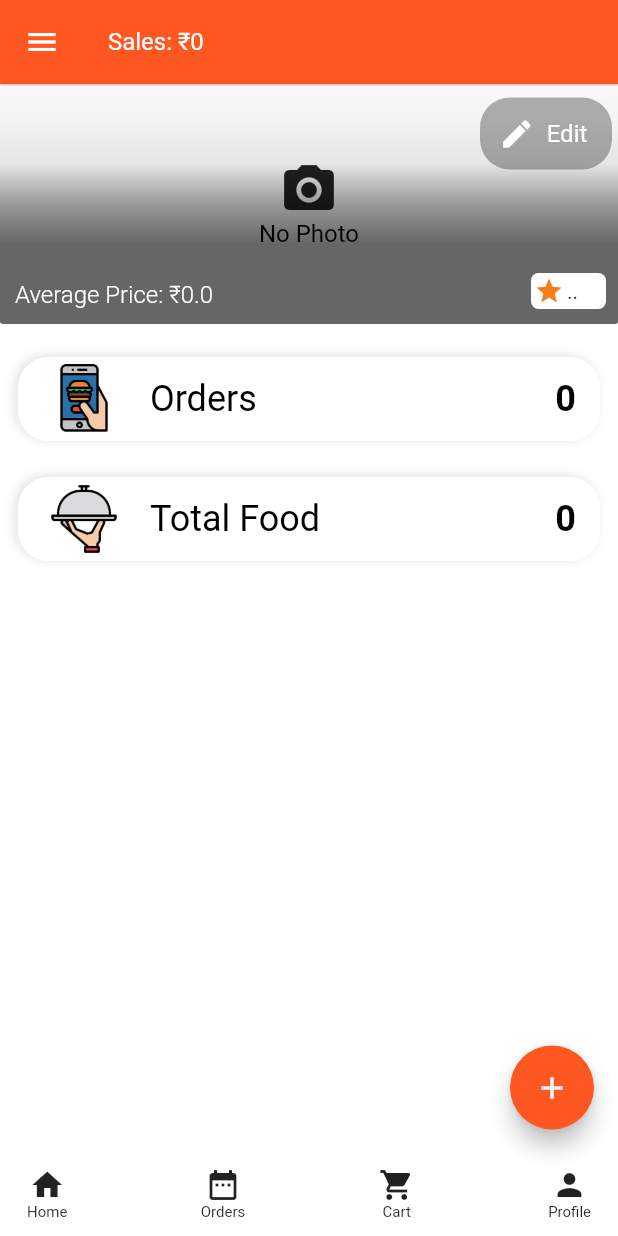
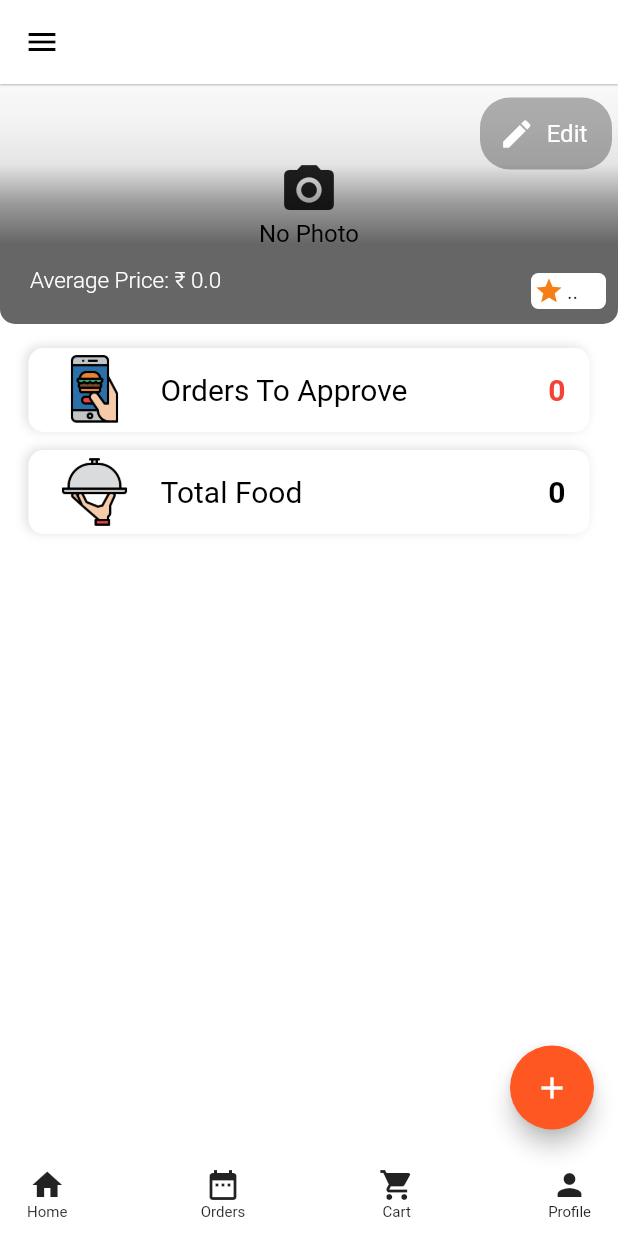
Before and after one commit to rohitmadhus/tacos-restro, a Flutter app: the screen it shows once a user with an empty profile is signed in, on a phone screen of 412 x 824 dp. Run offline on Flutter 3.47's test engine with Material 2 defaults, Android fonts, the phone set to English and light mode, and no system bars; our stand-ins replace cloud_firestore, firebase_auth, firebase_storage, flutter_spinkit, image_picker, transparent_image; accounts and stored records are empty; network calls fail.

Commit message:
new update

```diff
--- a/lib/providers/user.dart
+++ b/lib/providers/user.dart
@@ -188,4 +188,9 @@ class UserProvider with ChangeNotifier {
         await _productServices.getProductsByRestaurant(id: restaurantId);
     notifyListeners();
   }
+
+  Future changeStatus({String orderId, String status}) async {
+    await _orderServices.changeStatus(orderId: orderId, status: status);
+    await getOrders();
+  }
 }
--- a/lib/screens/dashboard.dart
+++ b/lib/screens/dashboard.dart
@@ -2,7 +2,6 @@ import 'package:flutter/material.dart';
 import 'package:provider/provider.dart';
 import 'package:restro/helpers/screen_navigation.dart';
 import 'package:restro/helpers/style.dart';
-import 'package:restro/providers/product.dart';
 import 'package:restro/providers/user.dart';
 import 'package:restro/screens/addProduct.dart';
 import 'package:restro/screens/orders.dart';
@@ -16,15 +15,14 @@ class DashboardScreen extends StatelessWidget {
 
   @override
   Widget build(BuildContext context) {
-    final productProvider = Provider.of<ProductProvider>(context);
     final userProvider = Provider.of<UserProvider>(context);
     bool hasImage = false;
 
     return Scaffold(
       appBar: AppBar(
-        iconTheme: IconThemeData(color: white),
+        iconTheme: IconThemeData(color: black),
         elevation: 0.5,
-        backgroundColor: primary,
+        backgroundColor: white,
         title: CustomText(
           text: "Sales: ₹${userProvider.totalSales}",
           color: white,
@@ -75,8 +73,8 @@ class DashboardScreen extends StatelessWidget {
               // restaurant image
               ClipRRect(
                   borderRadius: BorderRadius.only(
-                    bottomLeft: Radius.circular(2),
-                    bottomRight: Radius.circular(2),
+                    bottomLeft: Radius.circular(10),
+                    bottomRight: Radius.circular(10),
                   ),
                   child: ImagePlaceHolderWidget(hasImage: hasImage)),
 
@@ -85,8 +83,8 @@ class DashboardScreen extends StatelessWidget {
                 height: 160,
                 decoration: BoxDecoration(
                     borderRadius: BorderRadius.only(
-                      bottomLeft: Radius.circular(2),
-                      bottomRight: Radius.circular(2),
+                      bottomLeft: Radius.circular(10),
+                      bottomRight: Radius.circular(10),
                     ),
                     gradient: LinearGradient(
                       begin: Alignment.bottomCenter,
@@ -105,31 +103,31 @@ class DashboardScreen extends StatelessWidget {
 
               //restaurant name
               Positioned.fill(
-                  bottom: 30,
-                  left: 10,
+                  bottom: 40,
+                  left: 20,
                   child: Align(
                       alignment: Alignment.bottomLeft,
                       child: CustomText(
                         text: userProvider.restaurant?.name ?? "",
                         color: white,
-                        size: 24,
-                        weight: FontWeight.normal,
+                        size: 20,
+                        weight: FontWeight.bold,
                       ))),
 
               // average price
               Positioned.fill(
-                  bottom: 10,
-                  left: 10,
+                  bottom: 20,
+                  left: 20,
                   child: Align(
                       alignment: Alignment.bottomLeft,
                       child: CustomText(
-                        text: "Average Price: ₹${userProvider.avgPrice}",
+                        text: "Average Price: ₹ ${userProvider.avgPrice}",
                         color: white,
-                        size: 16,
+                        size: 15,
                         weight: FontWeight.w300,
                       ))),
 
-              // close button
+              // Edit button
               Positioned.fill(
                   top: 5,
                   child: Align(
@@ -155,7 +153,7 @@ class DashboardScreen extends StatelessWidget {
                       ),
                     ),
                   )),
-
+              // rating
               Positioned.fill(
                   bottom: 2,
                   child: Align(
@@ -203,15 +201,14 @@ class DashboardScreen extends StatelessWidget {
           SizedBox(
             height: 10,
           ),
-
           Padding(
-            padding: const EdgeInsets.all(8.0),
+            padding: const EdgeInsets.fromLTRB(15, 2, 15, 2),
             child: Padding(
               padding: const EdgeInsets.all(4),
               child: Container(
                 decoration: BoxDecoration(
                     color: white,
-                    borderRadius: BorderRadius.circular(20),
+                    borderRadius: BorderRadius.circular(10),
                     boxShadow: [
                       BoxShadow(
                           color: Colors.grey[300],
@@ -224,26 +221,27 @@ class DashboardScreen extends StatelessWidget {
                       child: Image.asset("images/delivery.png"),
                     ),
                     title: CustomText(
-                      text: "Orders",
-                      size: 24,
+                      text: "Orders To Approve",
+                      size: 20,
                     ),
                     trailing: CustomText(
                       text: userProvider.orders.length.toString(),
-                      size: 24,
+                      size: 20,
                       weight: FontWeight.bold,
+                      color: red,
                     )),
               ),
             ),
           ),
 
           Padding(
-            padding: const EdgeInsets.all(8.0),
+            padding: const EdgeInsets.fromLTRB(15, 2, 15, 2),
             child: Padding(
               padding: const EdgeInsets.all(4),
               child: Container(
                 decoration: BoxDecoration(
                     color: white,
-                    borderRadius: BorderRadius.circular(20),
+                    borderRadius: BorderRadius.circular(10),
                     boxShadow: [
                       BoxShadow(
                           color: Colors.grey[300],
@@ -257,11 +255,11 @@ class DashboardScreen extends StatelessWidget {
                     ),
                     title: CustomText(
                       text: "Total Food",
-                      size: 24,
+                      size: 20,
                     ),
                     trailing: CustomText(
                       text: userProvider.productsByRestaurant.length.toString(),
-                      size: 24,
+                      size: 20,
                       weight: FontWeight.bold,
                     )),
               ),
```
Also changed, not shown: lib/helpers/order.dart (+9 -0 lines), lib/providers/product.dart (+13 -1 lines), lib/screens/addProduct.dart (+7 -1 lines), lib/screens/orders.dart (+11 -3 lines), lib/widgets/product.dart (+125 -66 lines), lib/screens/productEdit.dart (added).
